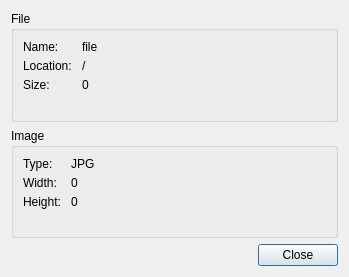
This is imageinfodialog.ui in callaa/Piqs as Qt 5 draws it before an edit. The edited form follows.
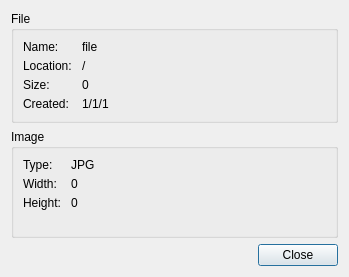
This is the edited form.

```diff
--- a/imageinfodialog.ui
+++ b/imageinfodialog.ui
@@ -89,6 +89,20 @@
         </property>
        </widget>
       </item>
+      <item row="3" column="0">
+       <widget class="QLabel" name="label_4">
+        <property name="text">
+         <string>Created:</string>
+        </property>
+       </widget>
+      </item>
+      <item row="3" column="1">
+       <widget class="QLabel" name="createdlabel">
+        <property name="text">
+         <string notr="true">1/1/1</string>
+        </property>
+       </widget>
+      </item>
      </layout>
     </widget>
    </item>
```
